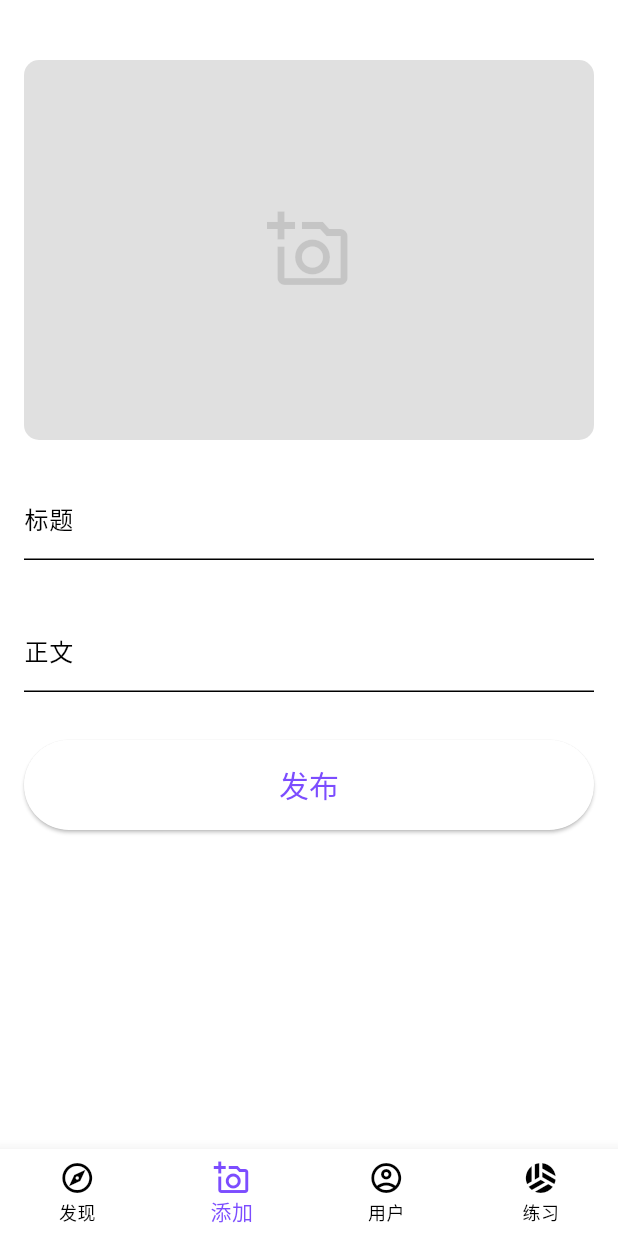
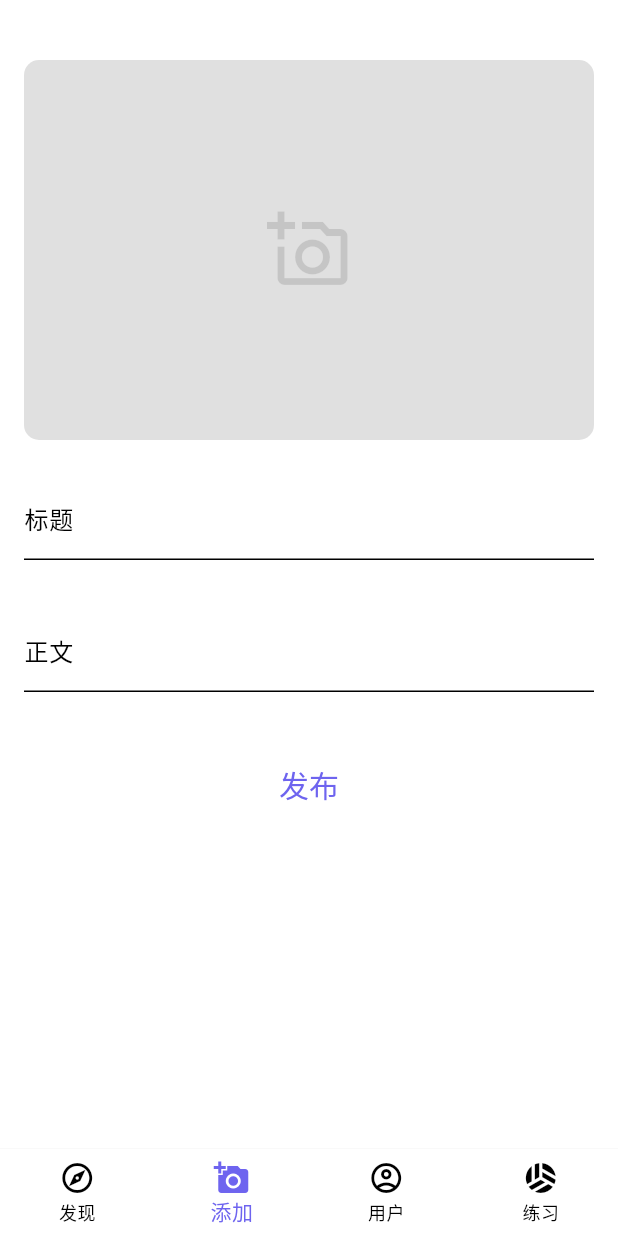
Before and after one commit to shannnl/xb2_flutter, a Flutter app: the screen it shows after launch, item 2 of the bottom bar chosen, on a phone screen of 412 x 824 dp. Run offline on Flutter 3.47's test engine with Material 3 defaults, Android fonts, the phone set to English and light mode, and no system bars; our stand-ins replace flutter_dotenv, image_picker, shared_preferences; network calls fail.

Commit message:
主题修改

```diff
--- a/lib/app/components/app_logo.dart
+++ b/lib/app/components/app_logo.dart
@@ -2,16 +2,28 @@ import 'package:flutter/material.dart';
 
 class AppLogo extends StatelessWidget {
   final double size;
-  final Color color;
+  final Color? color;
 
-  AppLogo({this.size = 32, this.color = Colors.white});
+  AppLogo({
+    this.size = 32,
+    this.color,
+  });
 
   @override
   Widget build(BuildContext context) {
+    Color _color; //应用标志
+    final brightness = MediaQuery.of(context).platformBrightness;
+    final isDarkMode = brightness == Brightness.dark;
+
+    if (color == null) {
+      _color = isDarkMode ? Colors.grey : Colors.black;
+    } else {
+      _color = color!;
+    }
     return Image.asset(
       'assets/images/logo.png',
       width: size,
-      color: color,
+      color: _color,
     );
   }
 }
--- a/lib/app/components/app_page_bottom.dart
+++ b/lib/app/components/app_page_bottom.dart
@@ -14,21 +14,24 @@ class AppPageBottom extends StatelessWidget {
     return BottomNavigationBar(
       currentIndex: currentIndex,
       onTap: onTap,
-      unselectedItemColor: Colors.black,
-      selectedItemColor: Colors.deepPurpleAccent,
-      showSelectedLabels: true,
-      type: BottomNavigationBarType.fixed,
+      // unselectedItemColor: Colors.black,
+      // selectedItemColor: Colors.deepPurpleAccent,
+      // showSelectedLabels: true,
+      // type: BottomNavigationBarType.fixed,
       items: [
         BottomNavigationBarItem(
           icon: Icon(Icons.explore_outlined),
+          activeIcon: Icon(Icons.explore),
           label: '发现',
         ),
         BottomNavigationBarItem(
           icon: Icon(Icons.add_a_photo_outlined),
+          activeIcon: Icon(Icons.add_a_photo),
           label: '添加',
         ),
         BottomNavigationBarItem(
           icon: Icon(Icons.account_circle_outlined),
+          activeIcon: Icon(Icons.account_circle),
           label: '用户',
         ),
         BottomNavigationBarItem(
--- a/lib/app/components/app_page_header_actions_more.dart
+++ b/lib/app/components/app_page_header_actions_more.dart
@@ -23,7 +23,7 @@ class AppPageHeaderActionsMore extends StatelessWidget {
             Icons.view_agenda_outlined,
             color: postIndexModel.layout == PostListLayout.stack
                 ? Theme.of(context).primaryColor
-                : Colors.black,
+                : null,
           ),
           value: PostListLayout.stack,
         ),
@@ -32,7 +32,7 @@ class AppPageHeaderActionsMore extends StatelessWidget {
             Icons.grid_view,
             color: postIndexModel.layout == PostListLayout.grid
                 ? Theme.of(context).primaryColor
-                : Colors.black,
+                : null,
           ),
           value: PostListLayout.grid,
         ),
--- a/lib/app/themes/app_theme.dart
+++ b/lib/app/themes/app_theme.dart
@@ -1,23 +1,180 @@
 import 'package:flutter/material.dart';
+
+const primaryColor = Color(0xff6e64ef);
+const primaryColorDark = Color(0xff6e64ef);
+
+const secondaryColor = Color(0xfff0d64d);
+const secondaryColorDark = Color(0xfff0d64d);
+
+const primaryTextColor = Color(0xff000000);
+const primaryTextColorDark = Color(0xffb1b1b1);
+
+const secondaryTextColor = Color(0xff585858);
+const secondaryTextColorDark = Color(0xff585858);
+
+const primaryBackgroundColor = Colors.white;
+const primaryBackgroundColorDark = Color(0xff222222);
+
+// 图标主题
+const iconTheme = IconThemeData(
+  color: Colors.black,
+);
+
+const iconThemeDark = IconThemeData(
+  color: secondaryTextColorDark,
+);
+
+// 文本主题
+const textTheme = TextTheme(
+  bodyLarge: TextStyle(
+    color: primaryTextColor,
+  ),
+  bodyMedium: TextStyle(
+    color: secondaryTextColor,
+  ),
+);
+
+const textThemeDark = TextTheme(
+  bodyLarge: TextStyle(
+    color: primaryTextColorDark,
+  ),
+  bodyMedium: TextStyle(
+    color: secondaryTextColorDark,
+  ),
+);
+
+// 应用栏主题
+const appBarTheme = AppBarTheme(
+  elevation: 1,
+  backgroundColor: Colors.white,
+  iconTheme: IconThemeData(
+    color: Colors.black,
+  ),
+  titleTextStyle: TextStyle(
+    color: Colors.black,
+    fontSize: 20,
+  ),
+  toolbarTextStyle: TextStyle(
+    color: Colors.black,
+  ),
+);
+
+const appBarThemeDark = AppBarTheme(
+  elevation: 1,
+  backgroundColor: Color(0xff2e2e2e),
+  iconTheme: IconThemeData(
+    color: Colors.grey,
+  ),
+  titleTextStyle: TextStyle(
+    color: Colors.grey,
+    fontSize: 20,
+  ),
+  toolbarTextStyle: TextStyle(
+    color: Colors.grey,
+  ),
+);
+
+// 标签栏主题
+const tabBarTheme = TabBarTheme(
+  labelColor: Colors.black,
+  indicatorSize: TabBarIndicatorSize.label,
+  indicator: BoxDecoration(
+    border: Border(
+      bottom: BorderSide(
+        width: 1,
+        color: Colors.black,
+      ),
+    ),
+  ),
+);
+
+const tabBarThemeDark = TabBarTheme(
+  labelColor: Colors.grey,
+  indicatorSize: TabBarIndicatorSize.label,
+  indicator: BoxDecoration(
+    border: Border(
+      bottom: BorderSide(
+        width: 1,
+        color: Colors.grey,
+      ),
+    ),
+  ),
+);
+
+// 底部导航栏主题
+const bottomNavigationBarTheme = BottomNavigationBarThemeData(
+  elevation: 1,
+  showSelectedLabels: true,
+  type: BottomNavigationBarType.fixed,
+  unselectedItemColor: Colors.black,
+  selectedItemColor: primaryColor,
+);
+
+final bottomNavigationBarThemeDark = bottomNavigationBarTheme.copyWith(
+  unselectedItemColor: Colors.grey,
+  selectedItemColor: primaryColorDark,
+);
+
+// SnackBar 主题
+const snackBarTheme = SnackBarThemeData(
+  backgroundColor: Colors.black87,
+);
+
+const snackBarThemeDark = SnackBarThemeData(
+  backgroundColor: Colors.black87,
+  contentTextStyle: TextStyle(
+    color: primaryTextColorDark,
+  ),
+);
+
+// 按钮主题
+final elevatedButtonTheme = ElevatedButtonThemeData(
+  style: ElevatedButton.styleFrom(
+    elevation: 0,
+    shape: BeveledRectangleBorder(),
+  ),
+);
+
+final elevatedButtonThemeDark = ElevatedButtonThemeData(
+  style: ElevatedButton.styleFrom(
+    elevation: 0,
+    shape: BeveledRectangleBorder(),
+    foregroundColor: Colors.white,
+  ),
+);
 
 class AppTheme {
   // 亮色主题
   static ThemeData light = ThemeData(
-    primaryColor: Colors.deepPurpleAccent,
-    // accentColor: Colors.deepPurple.shade900,
+    primaryColor: primaryColor,
     colorScheme: ColorScheme.light(
-      primary: Colors.deepPurpleAccent,
-      secondary: Colors.amber,
+      primary: primaryColor,
+      secondary: secondaryColor,
     ),
+    scaffoldBackgroundColor: primaryBackgroundColor,
+    iconTheme: iconTheme,
+    textTheme: textTheme,
+    appBarTheme: appBarTheme,
+    tabBarTheme: tabBarTheme,
+    bottomNavigationBarTheme: bottomNavigationBarTheme,
+    snackBarTheme: snackBarTheme,
+    elevatedButtonTheme: elevatedButtonTheme,
   );
 
   // 暗色主题
   static ThemeData dark = ThemeData(
-    primaryColor: Colors.deepPurpleAccent,
-    // accentColor: Colors.deepPurple.shade900,
+    primaryColor: primaryColorDark,
     colorScheme: ColorScheme.dark(
-      primary: Colors.deepPurpleAccent,
-      secondary: Colors.amber,
+      primary: primaryColorDark,
+      secondary: secondaryColorDark,
     ),
+    scaffoldBackgroundColor: primaryBackgroundColorDark,
+    iconTheme: iconThemeDark,
+    textTheme: textThemeDark,
+    appBarTheme: appBarThemeDark,
+    tabBarTheme: tabBarThemeDark,
+    bottomNavigationBarTheme: bottomNavigationBarThemeDark,
+    snackBarTheme: snackBarThemeDark,
+    elevatedButtonTheme: elevatedButtonThemeDark,
   );
 }
--- a/lib/post/components/post_content.dart
+++ b/lib/post/components/post_content.dart
@@ -13,10 +13,12 @@ class PostContent extends StatelessWidget {
     return Container(
       child: Text(
         post.content!,
-        style: TextStyle(
-          fontSize: 16,
-          fontWeight: FontWeight.w300,
-        ),
+        // style: TextStyle(
+        //   fontSize: 16,
+        //   fontWeight: FontWeight.w300,
+        //   color: Theme.of(context).textTheme.bodyLarge!.color,
+        // ),
+        style: Theme.of(context).textTheme.bodyMedium,
       ),
     );
   }
--- a/lib/user/profile/user_profile.dart
+++ b/lib/user/profile/user_profile.dart
@@ -27,7 +27,7 @@ class UserProfile extends StatelessWidget {
     );
 
     return Container(
-      color: Colors.white,
+      // color: Colors.white,
       height: double.infinity,
       width: double.infinity,
       child: Center(
```
Also changed, not shown: 2 other files.
